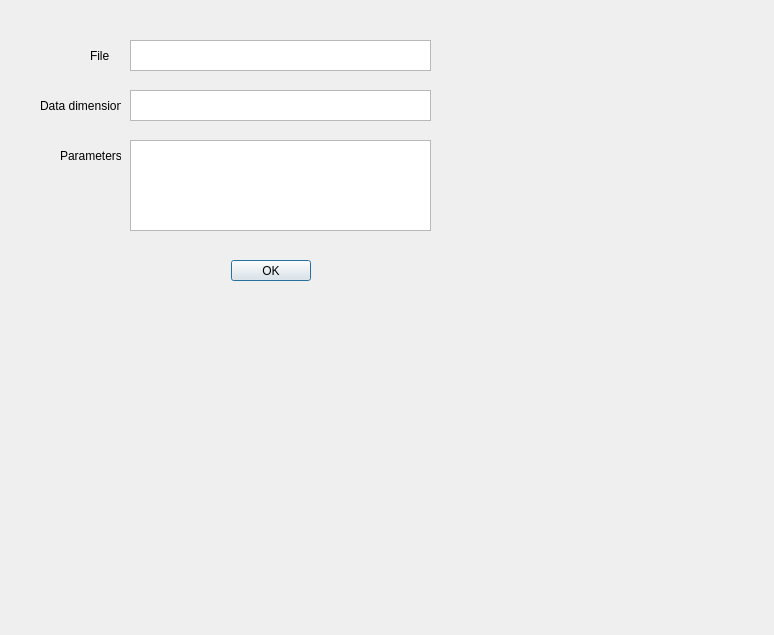
First picture: the form in information.ui, repository razureladrien/flow_cytometry_analyser, before the edit.
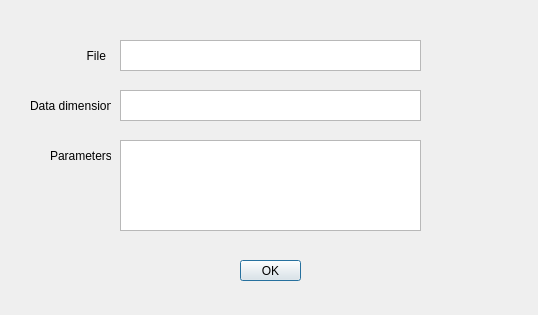
Second picture: the form after the edit.

```diff
--- a/information.ui
+++ b/information.ui
@@ -6,8 +6,8 @@
    <rect>
     <x>0</x>
     <y>0</y>
-    <width>774</width>
-    <height>635</height>
+    <width>538</width>
+    <height>315</height>
    </rect>
   </property>
   <property name="windowTitle">
@@ -16,7 +16,7 @@
   <widget class="QTextEdit" name="textEdit_file">
    <property name="geometry">
     <rect>
-     <x>130</x>
+     <x>120</x>
      <y>40</y>
      <width>301</width>
      <height>31</height>
@@ -35,7 +35,7 @@
   <widget class="QTextEdit" name="textEdit_data_dim">
    <property name="geometry">
     <rect>
-     <x>130</x>
+     <x>120</x>
      <y>90</y>
      <width>301</width>
      <height>31</height>
@@ -48,7 +48,7 @@
   <widget class="QTextEdit" name="textEdit_parameters">
    <property name="geometry">
     <rect>
-     <x>130</x>
+     <x>120</x>
      <y>140</y>
      <width>301</width>
      <height>91</height>
@@ -61,7 +61,7 @@
   <widget class="QLabel" name="label_2">
    <property name="geometry">
     <rect>
-     <x>40</x>
+     <x>30</x>
      <y>90</y>
      <width>81</width>
      <height>31</height>
@@ -74,7 +74,7 @@
   <widget class="QLabel" name="label_4">
    <property name="geometry">
     <rect>
-     <x>60</x>
+     <x>50</x>
      <y>140</y>
      <width>61</width>
      <height>31</height>
@@ -87,30 +87,27 @@
   <widget class="QLabel" name="label_5">
    <property name="geometry">
     <rect>
-     <x>90</x>
+     <x>80</x>
      <y>40</y>
      <width>51</width>
      <height>31</height>
     </rect>
    </property>
    <property name="text">
-    <string>File</string>
+    <string>  File</string>
    </property>
   </widget>
-  <widget class="QDialogButtonBox" name="buttonBox">
+  <widget class="QPushButton" name="pushButton">
    <property name="geometry">
     <rect>
-     <x>10</x>
+     <x>240</x>
      <y>260</y>
-     <width>521</width>
+     <width>61</width>
      <height>21</height>
     </rect>
    </property>
-   <property name="standardButtons">
-    <set>QDialogButtonBox::Ok</set>
-   </property>
-   <property name="centerButtons">
-    <bool>true</bool>
+   <property name="text">
+    <string>OK</string>
    </property>
   </widget>
  </widget>
```
